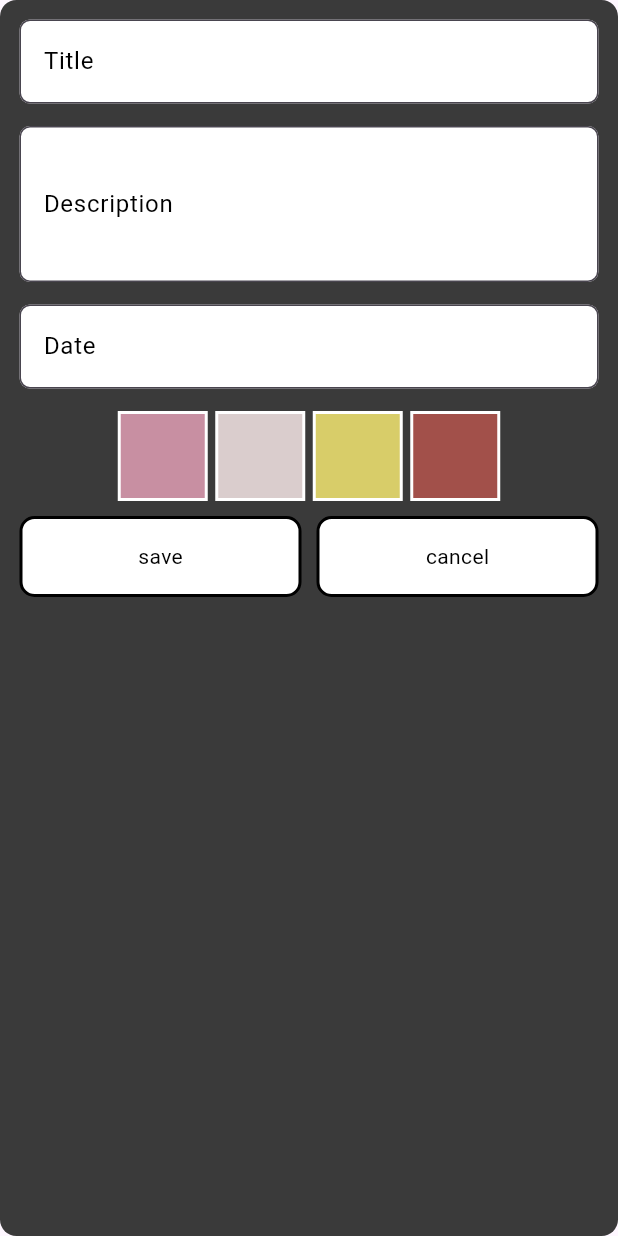
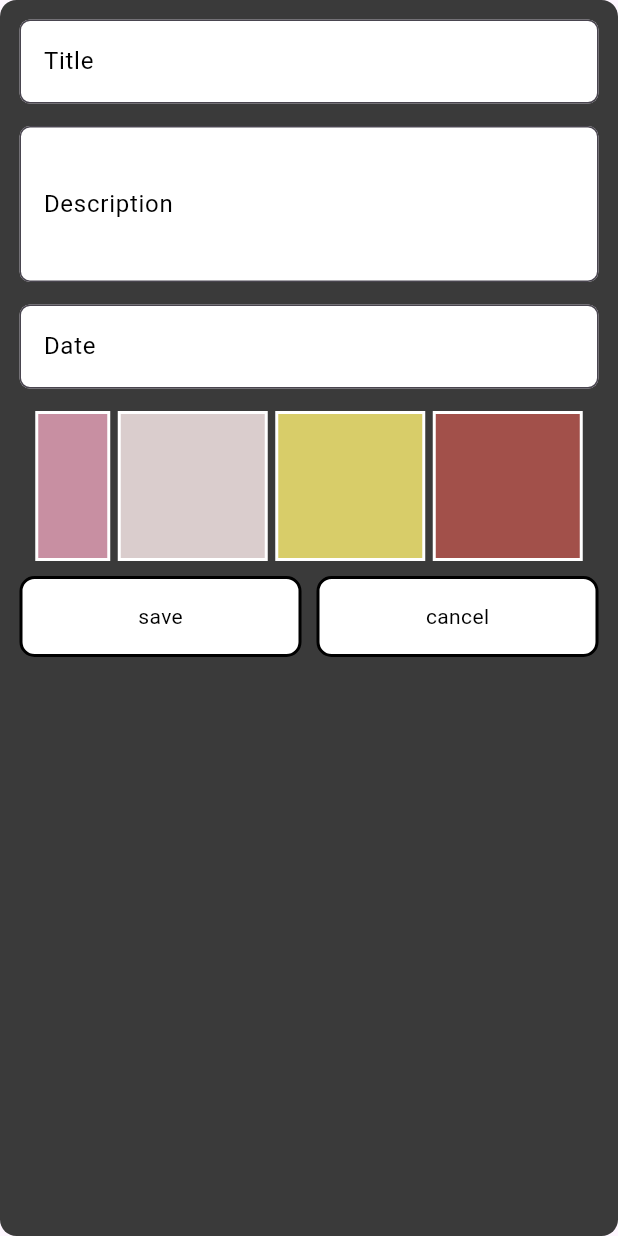
Before and after one commit to akhi0216/note_app, a Flutter app: the NoteListpage widget shown alone on an empty page, opened directly, on a phone screen of 412 x 824 dp. Run offline on Flutter 3.47's test engine with Material 3 defaults, Android fonts, the phone set to English and light mode, and no system bars.

Commit message:
ui updates

```diff
--- a/lib/view/home_page/home_page.dart
+++ b/lib/view/home_page/home_page.dart
@@ -30,11 +30,6 @@ class _HomePageState extends State<HomePage> {
           itemCount: 2),
       floatingActionButton: FloatingActionButton(
         onPressed: () {
-          // Navigator.push(
-          //     context,
-          //     MaterialPageRoute(
-          //       builder: (context) => NoteListpage(),
-          //     ));
           showModalBottomSheet(
             context: context,
             builder: (context) {
--- a/lib/view/home_page/widgets/note_listpage.dart
+++ b/lib/view/home_page/widgets/note_listpage.dart
@@ -15,7 +15,7 @@ class _NoteListpageState extends State<NoteListpage> {
     Colorconstants.containerthree,
     Colorconstants.containerfour
   ];
-
+  int selectedindex = 0;
   @override
   Widget build(BuildContext context) {
     return StatefulBuilder(
@@ -78,17 +78,25 @@ class _NoteListpageState extends State<NoteListpage> {
             SizedBox(height: 15),
 
             SizedBox(
-                height: 60,
+                height: 100,
                 child: ListView.separated(
                     shrinkWrap: true,
                     scrollDirection: Axis.horizontal,
                     itemBuilder: (context, index) {
-                      return Container(
-                        width: 60,
-                        decoration: BoxDecoration(
-                            border: Border.all(
-                                width: 2, color: Colorconstants.mainwhite),
-                            color: colorslist[index]),
+                      return InkWell(
+                        onTap: () {
+                          print(index);
+                          selectedindex = index;
+                          bottomsetstate(() {});
+                        },
+                        child: Container(
+                          height: index == selectedindex ? 50 : 100,
+                          width: index == selectedindex ? 50 : 100,
+                          decoration: BoxDecoration(
+                              border: Border.all(
+                                  width: 2, color: Colorconstants.mainwhite),
+                              color: colorslist[index]),
+                        ),
                       );
                     },
                     separatorBuilder: (context, index) => SizedBox(width: 5),
```
